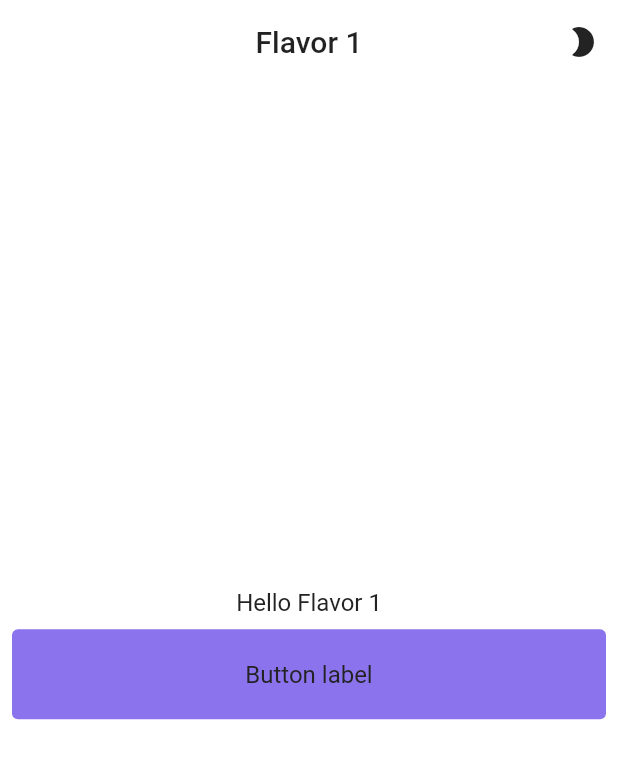
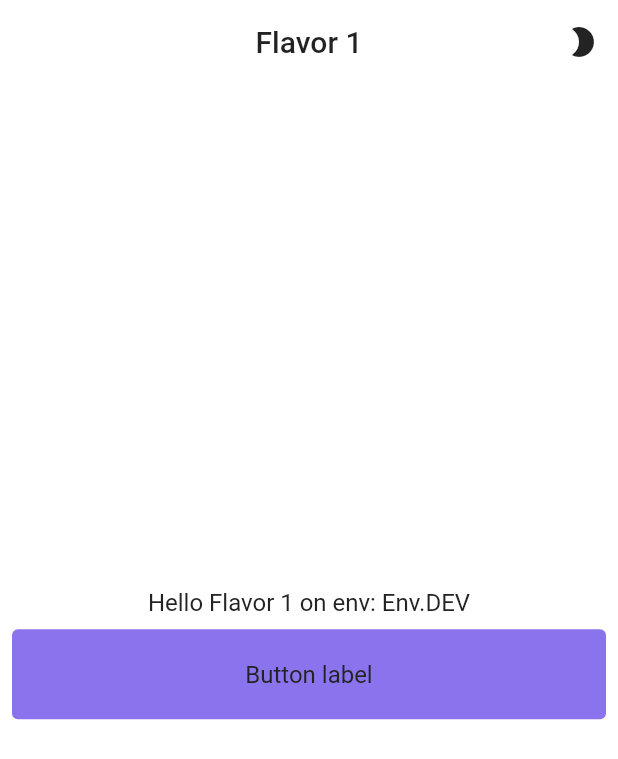
Before and after one commit to camillobucciarelli/flavorization_app_theme, a Flutter app: the screen it shows after launch, on a phone screen of 412 x 824 dp. Shown: the top 759 px of the screen. Run offline on Flutter 3.47's test engine with Material 2 defaults, Android fonts, the phone set to English and light mode, and no system bars; our stand-ins replace adaptive_theme.

Commit message:
added environment support

```diff
--- /dev/null
+++ b/lib/environments.dart
@@ -0,0 +1,17 @@
+enum Env { DEV, QA, PROD }
+
+extension $StringEnv on String {
+  Env get toEnv => {"DEV": Env.DEV, "QA": Env.QA, "PROD": Env.PROD}[this] ?? Env.DEV;
+}
+
+class Environment {
+  static const String _stringEnv = String.fromEnvironment('env', defaultValue: 'DEV');
+  static final Env env = _stringEnv.toEnv;
+
+  static String get baseUrl =>
+      {
+        Env.DEV: 'https://dev.be.com',
+        Env.QA: 'https://qa.be.com',
+        Env.PROD: 'https://prod.be.com',
+      }[env] ?? '';
+}
--- a/lib/pages/my_home_page.dart
+++ b/lib/pages/my_home_page.dart
@@ -1,4 +1,5 @@
 import 'package:adaptive_theme/adaptive_theme.dart';
+import 'package:flavorization_app_theme/environments.dart';
 import 'package:flavorization_app_theme/widgets/custom_button.dart';
 import 'package:flutter/material.dart';
 
@@ -43,7 +44,7 @@ class _MyHomePageState extends State<MyHomePage> {
           mainAxisSize: MainAxisSize.min,
           children: [
             Text(
-              'Hello ${FlavorStyle.title}'
+              'Hello ${FlavorStyle.title} on env: ${Environment.env}'
             ),
             Padding(padding: EdgeInsets.all(FlavorStyle.dimens.padding),child: CustomButton(onTap: () {}, label: 'Button label'))
           ],
```
Also changed, not shown: 5 other files.
